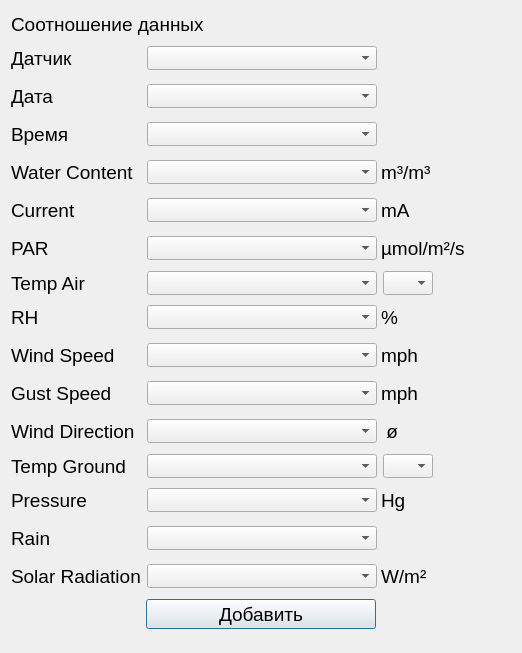
Qt form datetodb.ui (Araelka/GeoApp) before a commit.
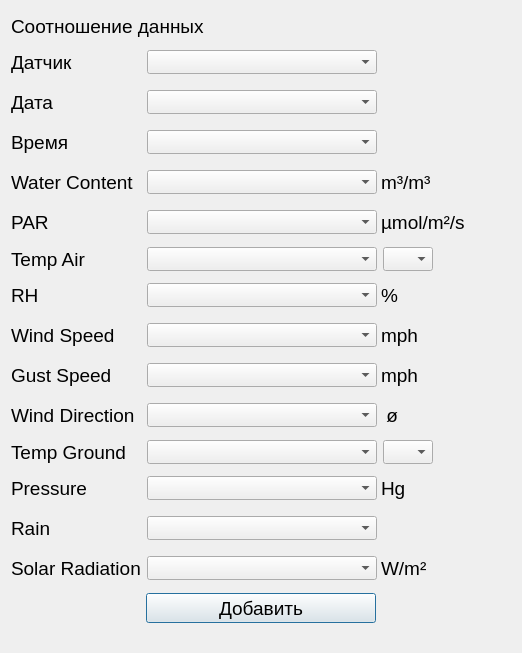
The same form after that commit.

Commit message: modified:   GUIadddatetodb.py 	modified:   SQL.py 	modified:   __pycache__/GUIadddatetodb.cpython-310.pyc 	modified:   __pycache__/GUIaddsensor.cpython-310.pyc 	modified:   __pycache__/GUIcheckdata.cpython-310.pyc 	modified:   __pycache__/GUImainwindow.cpython-310.pyc 	modified:   __pycache__/adddatatodb.cpython-310.pyc 	modified:   __pycache__/addsensor.cpython-310.pyc 	modified:   __pycache__/checkdata.cpython-310.pyc 	modified:   __pycache__/map.cpython-310.pyc 	modified:   adddatatodb.py 	modified:   contacts.sqlite 	modified:   datetodb.ui 	modified:   main.py

```diff
--- a/datetodb.ui
+++ b/datetodb.ui
@@ -409,95 +409,124 @@
      </item>
     </layout>
    </item>
+   <item row="14" column="0">
+    <layout class="QHBoxLayout" name="horizontalLayout_15">
+     <item>
+      <widget class="QLabel" name="label_22">
+       <property name="minimumSize">
+        <size>
+         <width>130</width>
+         <height>0</height>
+        </size>
+       </property>
+       <property name="maximumSize">
+        <size>
+         <width>130</width>
+         <height>16777215</height>
+        </size>
+       </property>
+       <property name="baseSize">
+        <size>
+         <width>130</width>
+         <height>0</height>
+        </size>
+       </property>
+       <property name="font">
+        <font>
+         <family>Arial</family>
+         <pointsize>14</pointsize>
+        </font>
+       </property>
+       <property name="text">
+        <string>Solar Radiation</string>
+       </property>
+      </widget>
+     </item>
+     <item>
+      <widget class="QComboBox" name="solar_radiation_comboBox">
+       <property name="minimumSize">
+        <size>
+         <width>230</width>
+         <height>24</height>
+        </size>
+       </property>
+       <property name="maximumSize">
+        <size>
+         <width>230</width>
+         <height>24</height>
+        </size>
+       </property>
+       <property name="baseSize">
+        <size>
+         <width>230</width>
+         <height>0</height>
+        </size>
+       </property>
+       <property name="font">
+        <font>
+         <family>Arial</family>
+         <pointsize>14</pointsize>
+        </font>
+       </property>
+      </widget>
+     </item>
+     <item>
+      <widget class="QLabel" name="label_23">
+       <property name="minimumSize">
+        <size>
+         <width>130</width>
+         <height>31</height>
+        </size>
+       </property>
+       <property name="maximumSize">
+        <size>
+         <width>130</width>
+         <height>31</height>
+        </size>
+       </property>
+       <property name="font">
+        <font>
+         <family>Arial</family>
+         <pointsize>14</pointsize>
+        </font>
+       </property>
+       <property name="text">
+        <string>W/m²</string>
+       </property>
+      </widget>
+     </item>
+    </layout>
+   </item>
+   <item row="15" column="0">
+    <layout class="QGridLayout" name="gridLayout">
+     <item row="0" column="0">
+      <widget class="QPushButton" name="add_date_to_db_pushButton">
+       <property name="minimumSize">
+        <size>
+         <width>230</width>
+         <height>30</height>
+        </size>
+       </property>
+       <property name="maximumSize">
+        <size>
+         <width>230</width>
+         <height>30</height>
+        </size>
+       </property>
+       <property name="font">
+        <font>
+         <family>Arial</family>
+         <pointsize>14</pointsize>
+        </font>
+       </property>
+       <property name="text">
+        <string>Добавить</string>
+       </property>
+      </widget>
+     </item>
+    </layout>
+   </item>
    <item row="5" column="0">
-    <layout class="QHBoxLayout" name="horizontalLayout_5">
-     <item>
-      <widget class="QLabel" name="label_6">
-       <property name="minimumSize">
-        <size>
-         <width>130</width>
-         <height>0</height>
-        </size>
-       </property>
-       <property name="maximumSize">
-        <size>
-         <width>130</width>
-         <height>16777215</height>
-        </size>
-       </property>
-       <property name="baseSize">
-        <size>
-         <width>130</width>
-         <height>0</height>
-        </size>
-       </property>
-       <property name="font">
-        <font>
-         <family>Arial</family>
-         <pointsize>14</pointsize>
-        </font>
-       </property>
-       <property name="text">
-        <string>Current</string>
-       </property>
-      </widget>
-     </item>
-     <item>
-      <widget class="QComboBox" name="current_comboBox">
-       <property name="minimumSize">
-        <size>
-         <width>230</width>
-         <height>24</height>
-        </size>
-       </property>
-       <property name="maximumSize">
-        <size>
-         <width>230</width>
-         <height>24</height>
-        </size>
-       </property>
-       <property name="baseSize">
-        <size>
-         <width>230</width>
-         <height>0</height>
-        </size>
-       </property>
-       <property name="font">
-        <font>
-         <family>Arial</family>
-         <pointsize>14</pointsize>
-        </font>
-       </property>
-      </widget>
-     </item>
-     <item>
-      <widget class="QLabel" name="label_10">
-       <property name="minimumSize">
-        <size>
-         <width>130</width>
-         <height>31</height>
-        </size>
-       </property>
-       <property name="maximumSize">
-        <size>
-         <width>130</width>
-         <height>31</height>
-        </size>
-       </property>
-       <property name="font">
-        <font>
-         <family>Arial</family>
-         <pointsize>14</pointsize>
-        </font>
-       </property>
-       <property name="text">
-        <string>mA</string>
-       </property>
-      </widget>
-     </item>
-    </layout>
-   </item>
-   <item row="6" column="0">
     <layout class="QHBoxLayout" name="horizontalLayout_6">
      <item>
       <widget class="QLabel" name="label_7">
@@ -585,7 +614,7 @@
      </item>
     </layout>
    </item>
-   <item row="7" column="0">
+   <item row="6" column="0">
     <layout class="QHBoxLayout" name="horizontalLayout_7">
      <item>
       <widget class="QLabel" name="label_16">
@@ -687,7 +716,7 @@
      </item>
     </layout>
    </item>
-   <item row="8" column="0">
+   <item row="7" column="0">
     <layout class="QHBoxLayout" name="horizontalLayout_8">
      <item>
       <widget class="QLabel" name="label_9">
@@ -775,7 +804,7 @@
      </item>
     </layout>
    </item>
-   <item row="9" column="0">
+   <item row="8" column="0">
     <layout class="QHBoxLayout" name="horizontalLayout_9">
      <item>
       <widget class="QLabel" name="label_12">
@@ -863,7 +892,7 @@
      </item>
     </layout>
    </item>
-   <item row="10" column="0">
+   <item row="9" column="0">
     <layout class="QHBoxLayout" name="horizontalLayout_10">
      <item>
       <widget class="QLabel" name="label_14">
@@ -951,7 +980,7 @@
      </item>
     </layout>
    </item>
-   <item row="11" column="0">
+   <item row="10" column="0">
     <layout class="QHBoxLayout" name="horizontalLayout_11">
      <item>
       <widget class="QLabel" name="label_15">
@@ -1039,7 +1068,7 @@
      </item>
     </layout>
    </item>
-   <item row="12" column="0">
+   <item row="11" column="0">
     <layout class="QHBoxLayout" name="horizontalLayout_12">
      <item>
       <widget class="QLabel" name="label_8">
@@ -1141,7 +1170,7 @@
      </item>
     </layout>
    </item>
-   <item row="13" column="0">
+   <item row="12" column="0">
     <layout class="QHBoxLayout" name="horizontalLayout_13">
      <item>
       <widget class="QLabel" name="label_20">
@@ -1229,7 +1258,7 @@
      </item>
     </layout>
    </item>
-   <item row="14" column="0">
+   <item row="13" column="0">
     <layout class="QHBoxLayout" name="horizontalLayout_14">
      <item>
       <widget class="QLabel" name="label_21">
@@ -1317,123 +1346,6 @@
      </item>
     </layout>
    </item>
-   <item row="15" column="0">
-    <layout class="QHBoxLayout" name="horizontalLayout_15">
-     <item>
-      <widget class="QLabel" name="label_22">
-       <property name="minimumSize">
-        <size>
-         <width>130</width>
-         <height>0</height>
-        </size>
-       </property>
-       <property name="maximumSize">
-        <size>
-         <width>130</width>
-         <height>16777215</height>
-        </size>
-       </property>
-       <property name="baseSize">
-        <size>
-         <width>130</width>
-         <height>0</height>
-        </size>
-       </property>
-       <property name="font">
-        <font>
-         <family>Arial</family>
-         <pointsize>14</pointsize>
-        </font>
-       </property>
-       <property name="text">
-        <string>Solar Radiation</string>
-       </property>
-      </widget>
-     </item>
-     <item>
-      <widget class="QComboBox" name="solar_radiation_comboBox">
-       <property name="minimumSize">
-        <size>
-         <width>230</width>
-         <height>24</height>
-        </size>
-       </property>
-       <property name="maximumSize">
-        <size>
-         <width>230</width>
-         <height>24</height>
-        </size>
-       </property>
-       <property name="baseSize">
-        <size>
-         <width>230</width>
-         <height>0</height>
-        </size>
-       </property>
-       <property name="font">
-        <font>
-         <family>Arial</family>
-         <pointsize>14</pointsize>
-        </font>
-       </property>
-      </widget>
-     </item>
-     <item>
-      <widget class="QLabel" name="label_23">
-       <property name="minimumSize">
-        <size>
-         <width>130</width>
-         <height>31</height>
-        </size>
-       </property>
-       <property name="maximumSize">
-        <size>
-         <width>130</width>
-         <height>31</height>
-        </size>
-       </property>
-       <property name="font">
-        <font>
-         <family>Arial</family>
-         <pointsize>14</pointsize>
-        </font>
-       </property>
-       <property name="text">
-        <string>W/m²</string>
-       </property>
-      </widget>
-     </item>
-    </layout>
-   </item>
-   <item row="16" column="0">
-    <layout class="QGridLayout" name="gridLayout">
-     <item row="0" column="0">
-      <widget class="QPushButton" name="add_date_to_db_pushButton">
-       <property name="minimumSize">
-        <size>
-         <width>230</width>
-         <height>30</height>
-        </size>
-       </property>
-       <property name="maximumSize">
-        <size>
-         <width>230</width>
-         <height>30</height>
-        </size>
-       </property>
-       <property name="font">
-        <font>
-         <family>Arial</family>
-         <pointsize>14</pointsize>
-        </font>
-       </property>
-       <property name="text">
-        <string>Добавить</string>
-       </property>
-      </widget>
-     </item>
-    </layout>
-   </item>
   </layout>
  </widget>
  <resources/>
```
The commit also changes 13 other files.
